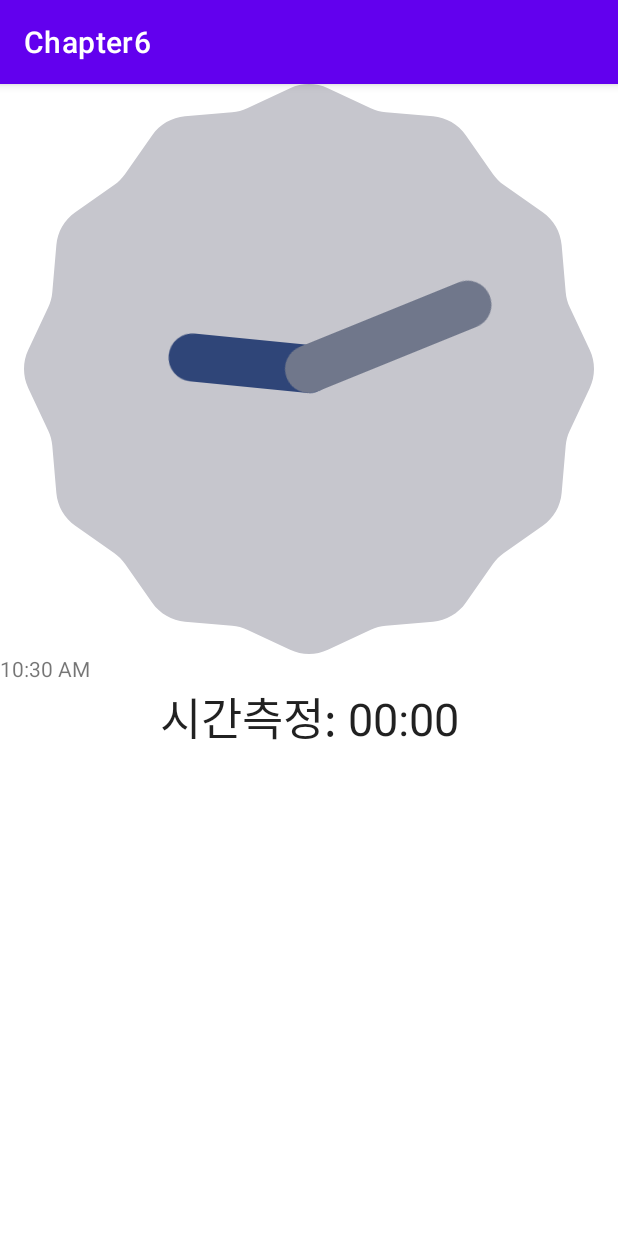
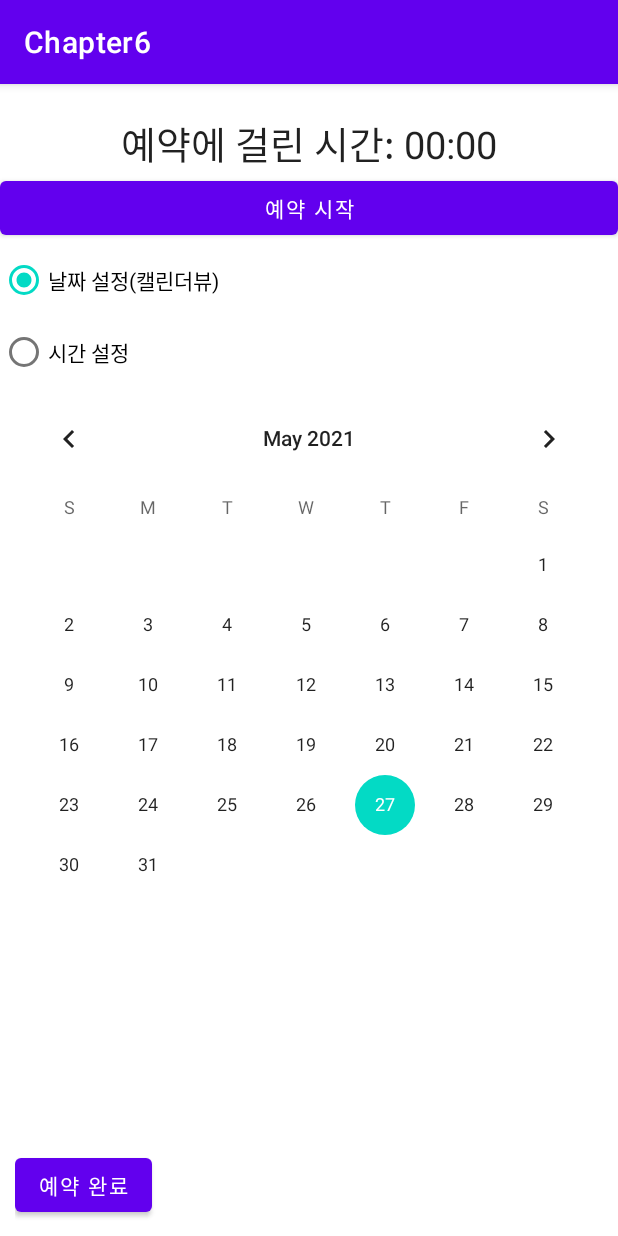
Before and after one commit to won-hyw/Chapter6, an Android app: the screen it shows after launch (MainActivity), on a phone screen of 412 x 824 dp. Run offline under Robolectric (Android 15) with nearby library versions, the phone set to English and light mode, and no system bars.

Commit message:
Completion Project6_1 commit

```diff
--- a/app/src/main/java/kr/hs/emirim/w2019/chapter6/MainActivity.java
+++ b/app/src/main/java/kr/hs/emirim/w2019/chapter6/MainActivity.java
@@ -1,14 +1,92 @@
 package kr.hs.emirim.w2019.chapter6;
 
+import androidx.annotation.NonNull;
 import androidx.appcompat.app.AppCompatActivity;
 
+import android.graphics.Color;
 import android.os.Bundle;
+import android.os.SystemClock;
+import android.view.View;
+import android.widget.Button;
+import android.widget.CalendarView;
+import android.widget.Chronometer;
+import android.widget.RadioButton;
+import android.widget.RadioGroup;
+import android.widget.TextView;
+import android.widget.TimePicker;
 
 public class MainActivity extends AppCompatActivity {
+    Chronometer chrono1;
+    RadioGroup rg;
+    CalendarView calendar;
+    TimePicker time;
+    TextView textResult;
+    RadioButton radioCal, radioTime;
 
     @Override
     protected void onCreate(Bundle savedInstanceState) {
         super.onCreate(savedInstanceState);
-        setContentView(R.layout.activity_main);
+        setContentView(R.layout.p6_1);
+
+        chrono1 = findViewById(R.id.chrono1);
+        rg = findViewById(R.id.rg);
+        calendar = findViewById(R.id.calendar);
+        time = findViewById(R.id.time_pick);
+        textResult = findViewById(R.id.text_result);
+        Button btnStart = findViewById(R.id.btn_start);
+        Button btnDone = findViewById(R.id.btn_done);
+
+        rg.setOnCheckedChangeListener(radioListener);
+
+        btnStart.setOnClickListener(btnListener);
+        btnDone.setOnClickListener(btnListener);
+
+        calendar.setOnDateChangeListener(calendarListener);
     }
+
+    RadioGroup.OnCheckedChangeListener radioListener = new RadioGroup.OnCheckedChangeListener() {
+        @Override
+        public void onCheckedChanged(RadioGroup group, int checkedId) {
+            calendar.setVisibility(View.INVISIBLE);
+            time.setVisibility(View.INVISIBLE);
+            switch (checkedId){
+                case R.id.radio_date:
+                    calendar.setVisibility(View.VISIBLE);
+                    break;
+                case R.id.radio_time:
+                    time.setVisibility(View.VISIBLE);
+                    break;
+            }
+        }
+    };
+
+    View.OnClickListener btnListener = new View.OnClickListener() {
+        @Override
+        public void onClick(View v) {
+            switch(v.getId()){
+                case R.id.btn_start:
+                    chrono1.setBase(SystemClock.elapsedRealtime());
+                    chrono1.start();
+                    chrono1.setTextColor(Color.RED);
+                    break;
+                case R.id.btn_done:
+                    chrono1.stop();
+                    chrono1.setTextColor(Color.BLUE);
+                    textResult.setText(y + "년 " + m + "월 " + d + "일 ");
+                    textResult.append(time.getCurrentHour() + "시 " + time.getCurrentMinute() + "분 예약완료됨");
+                    break;
+            }
+        }
+    };
+
+    int y, m, d;
+
+    CalendarView.OnDateChangeListener calendarListener = new CalendarView.OnDateChangeListener() {
+        @Override
+        public void onSelectedDayChange(@NonNull CalendarView view, int year, int month, int dayOfMonth) {
+            y = year;
+            m = month+1; // 0부터 시작하므로 1을 더해줘야 한다.
+            d = dayOfMonth;
+        }
+    };
 }
--- a/app/src/main/res/layout/ex6_3.xml
+++ b/app/src/main/res/layout/ex6_3.xml
@@ -3,5 +3,12 @@
     android:orientation="vertical"
     android:layout_width="match_parent"
     android:layout_height="match_parent">
-
+    <TimePicker
+        android:timePickerMode="spinner"
+        android:layout_width="match_parent"
+        android:layout_height="wrap_content"/>
+    <DatePicker
+        android:datePickerMode="spinner"
+        android:layout_width="match_parent"
+        android:layout_height="wrap_content"/>
 </LinearLayout>
--- /dev/null
+++ b/app/src/main/res/layout/p6_1.xml
@@ -0,0 +1,66 @@
+<?xml version="1.0" encoding="utf-8"?>
+<LinearLayout xmlns:android="http://schemas.android.com/apk/res/android"
+    android:orientation="vertical"
+    android:layout_width="match_parent"
+    android:layout_height="match_parent">
+    <Chronometer
+        android:id="@+id/chrono1"
+        android:layout_width="match_parent"
+        android:layout_height="wrap_content"
+        android:gravity="center_horizontal"
+        android:textSize="25sp"
+        android:layout_marginTop="20dp"
+        android:format="예약에 걸린 시간: %s"/>
+    <Button
+        android:id="@+id/btn_start"
+        android:layout_width="match_parent"
+        android:layout_height="wrap_content"
+        android:text="@string/btn_start"/>
+    <RadioGroup
+        android:id="@+id/rg"
+        android:layout_width="wrap_content"
+        android:layout_height="wrap_content">
+        <RadioButton
+            android:id="@+id/radio_date"
+            android:checked="true"
+            android:layout_width="wrap_content"
+            android:layout_height="wrap_content"
+            android:text="@string/radio_date"/>
+        <RadioButton
+            android:id="@+id/radio_time"
+            android:layout_width="wrap_content"
+            android:layout_height="wrap_content"
+            android:text="@string/radio_time"/>
+    </RadioGroup>
+    <FrameLayout
+        android:layout_width="match_parent"
+        android:layout_height="wrap_content">
+        <CalendarView
+            android:id="@+id/calendar"
+            android:layout_width="match_parent"
+            android:layout_height="wrap_content"/>
+        <TimePicker
+            android:id="@+id/time_pick"
+            android:visibility="invisible"
+            android:layout_width="match_parent"
+            android:layout_height="wrap_content"
+            android:timePickerMode="spinner"/>
+    </FrameLayout>
+    <LinearLayout
+        android:orientation="horizontal"
+        android:gravity="bottom"
+        android:layout_marginBottom="10dp"
+        android:layout_marginLeft="10dp"
+        android:layout_width="match_parent"
+        android:layout_height="match_parent">
+        <Button
+            android:id="@+id/btn_done"
+            android:layout_width="wrap_content"
+            android:layout_height="wrap_content"
+            android:text="@string/btn_done"/>
+        <TextView
+            android:id="@+id/text_result"
+            android:layout_width="match_parent"
+            android:layout_height="wrap_content"/>
+    </LinearLayout>
+</LinearLayout>
--- a/app/src/main/res/values/strings.xml
+++ b/app/src/main/res/values/strings.xml
@@ -1,3 +1,7 @@
 <resources>
     <string name="app_name">Chapter6</string>
+    <string name="btn_start">예약 시작</string>
+    <string name="btn_done">예약 완료</string>
+    <string name="radio_date">날짜 설정(캘린더뷰)</string>
+    <string name="radio_time">시간 설정</string>
 </resources>
```
